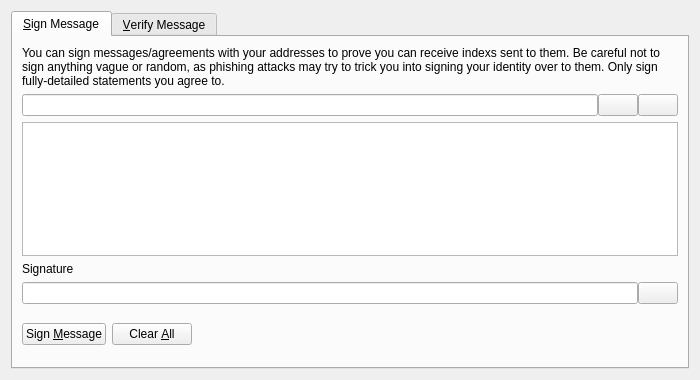
CoinStaging/Apollon, file src/qt/forms/signverifymessagedialog.ui: the form before one commit.
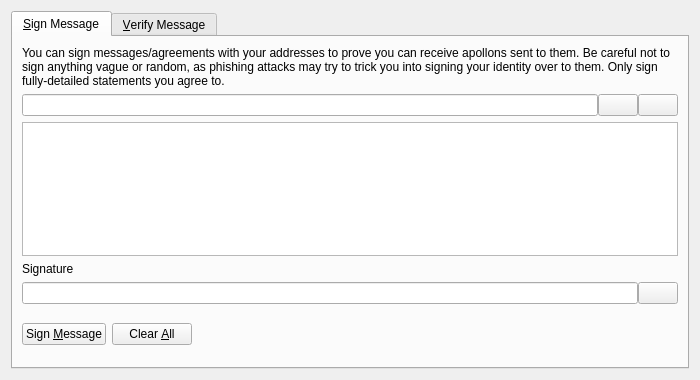
The form after the commit. Icons and pictures are not drawn. Custom widgets are drawn as their Qt base class.

What changed in the file:
```diff
--- a/src/qt/forms/signverifymessagedialog.ui
+++ b/src/qt/forms/signverifymessagedialog.ui
@@ -30,7 +30,7 @@
        <item>
         <widget class="QLabel" name="infoLabel_SM">
          <property name="text">
-          <string>You can sign messages/agreements with your addresses to prove you can receive indexs sent to them. Be careful not to sign anything vague or random, as phishing attacks may try to trick you into signing your identity over to them. Only sign fully-detailed statements you agree to.</string>
+          <string>You can sign messages/agreements with your addresses to prove you can receive apollons sent to them. Be careful not to sign anything vague or random, as phishing attacks may try to trick you into signing your identity over to them. Only sign fully-detailed statements you agree to.</string>
          </property>
          <property name="textFormat">
           <enum>Qt::PlainText</enum>
```
Left out of the diff: 2 changed lines with no effect on the pictures.
